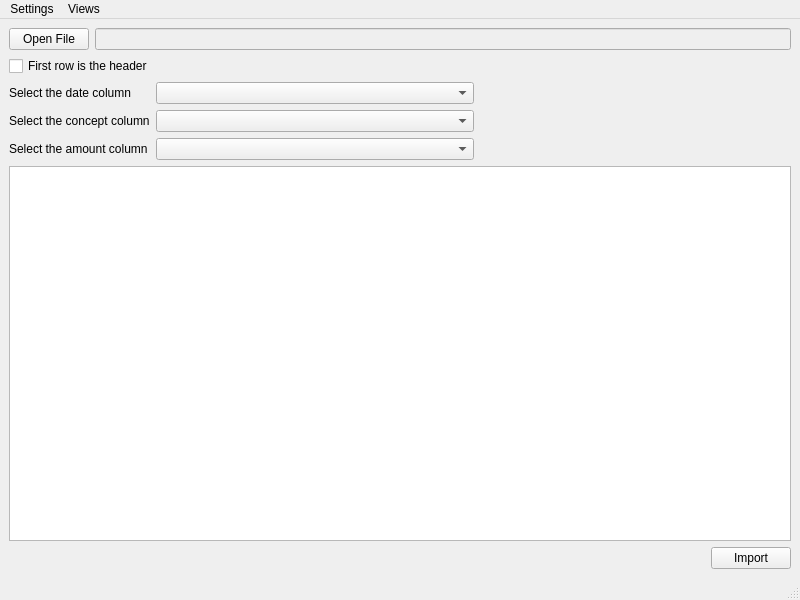
Qt form views/MainWindow.ui (xcarol/wmm-qt) before a commit.
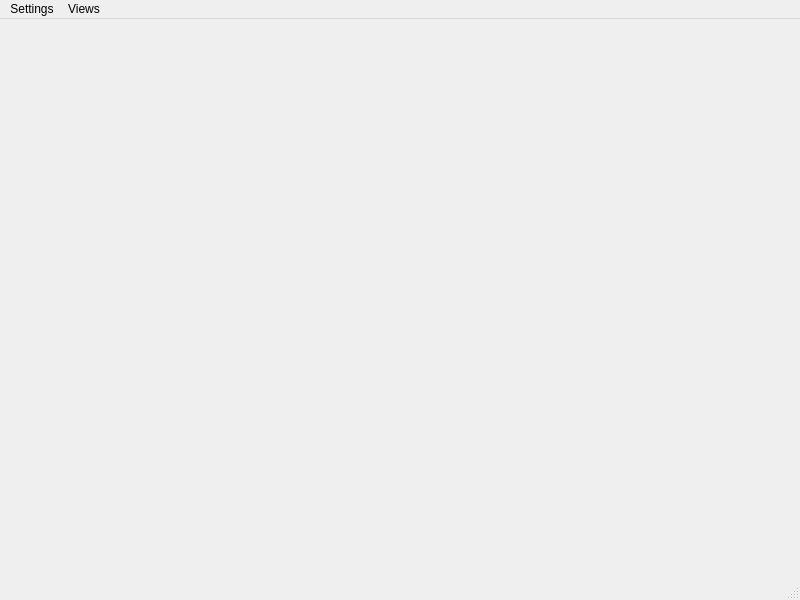
The same form after that commit.

Commit message: remove old code

```diff
--- a/views/MainWindow.ui
+++ b/views/MainWindow.ui
@@ -14,125 +14,7 @@
    <string>Where's My Money</string>
   </property>
   <widget class="QWidget" name="centralwidget">
-   <layout class="QGridLayout" name="gridLayout_2">
-    <item row="0" column="0">
-     <layout class="QGridLayout" name="gridLayout">
-      <item row="1" column="0">
-       <widget class="QCheckBox" name="firstRowCheckBox">
-        <property name="text">
-         <string>First row is the header</string>
-        </property>
-       </widget>
-      </item>
-      <item row="0" column="0">
-       <layout class="QHBoxLayout" name="horizontalLayout">
-        <item>
-         <widget class="QPushButton" name="openFileButton">
-          <property name="text">
-           <string>Open File</string>
-          </property>
-         </widget>
-        </item>
-        <item>
-         <widget class="QLineEdit" name="fileNameEdit">
-          <property name="enabled">
-           <bool>false</bool>
-          </property>
-         </widget>
-        </item>
-       </layout>
-      </item>
-      <item row="2" column="0">
-       <layout class="QGridLayout" name="gridLayout_3">
-        <item row="1" column="1">
-         <widget class="QComboBox" name="descriptionColumnComboBox"/>
-        </item>
-        <item row="0" column="0">
-         <widget class="QLabel" name="label">
-          <property name="text">
-           <string>Select the date column</string>
-          </property>
-         </widget>
-        </item>
-        <item row="2" column="0">
-         <widget class="QLabel" name="label_3">
-          <property name="text">
-           <string>Select the amount column</string>
-          </property>
-         </widget>
-        </item>
-        <item row="2" column="1">
-         <widget class="QComboBox" name="amountColumnComboBox"/>
-        </item>
-        <item row="1" column="2">
-         <spacer name="horizontalSpacer_2">
-          <property name="orientation">
-           <enum>Qt::Horizontal</enum>
-          </property>
-          <property name="sizeHint" stdset="0">
-           <size>
-            <width>40</width>
-            <height>20</height>
-           </size>
-          </property>
-         </spacer>
-        </item>
-        <item row="1" column="0">
-         <widget class="QLabel" name="label_2">
-          <property name="text">
-           <string>Select the concept column</string>
-          </property>
-         </widget>
-        </item>
-        <item row="0" column="1">
-         <widget class="QComboBox" name="dateColumnComboBox">
-          <property name="sizePolicy">
-           <sizepolicy hsizetype="MinimumExpanding" vsizetype="Fixed">
-            <horstretch>0</horstretch>
-            <verstretch>0</verstretch>
-           </sizepolicy>
-          </property>
-          <property name="editable">
-           <bool>false</bool>
-          </property>
-         </widget>
-        </item>
-       </layout>
-      </item>
-     </layout>
-    </item>
-    <item row="1" column="0">
-     <layout class="QVBoxLayout" name="verticalLayout">
-      <item>
-       <widget class="QTableWidget" name="filePreviewTable"/>
-      </item>
-      <item>
-       <layout class="QHBoxLayout" name="horizontalLayout_3">
-        <item>
-         <spacer name="horizontalSpacer">
-          <property name="orientation">
-           <enum>Qt::Horizontal</enum>
-          </property>
-          <property name="sizeHint" stdset="0">
-           <size>
-            <width>40</width>
-            <height>20</height>
-           </size>
-          </property>
-         </spacer>
-        </item>
-        <item>
-         <widget class="QPushButton" name="ImportButton">
-          <property name="text">
-           <string>Import</string>
-          </property>
-         </widget>
-        </item>
-       </layout>
-      </item>
-     </layout>
-    </item>
-   </layout>
+   <layout class="QGridLayout" name="gridLayout_2"/>
   </widget>
   <widget class="QMenuBar" name="menubar">
    <property name="geometry">
```
